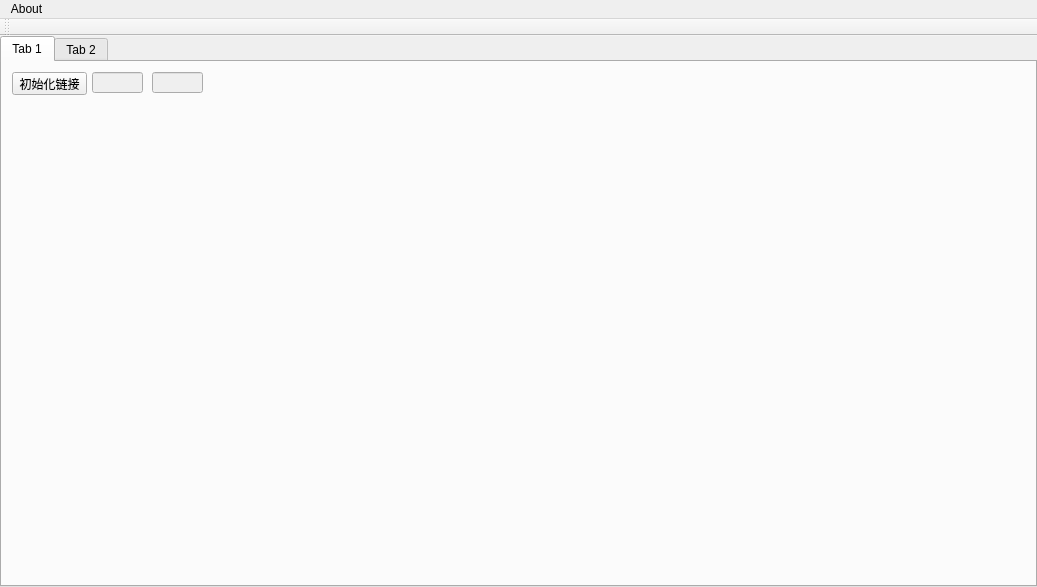
Above: PerimeterConfigAndTest/UsbViewerQt.ui from liuzitong/testProject2 before the change. Below: the same form after it.
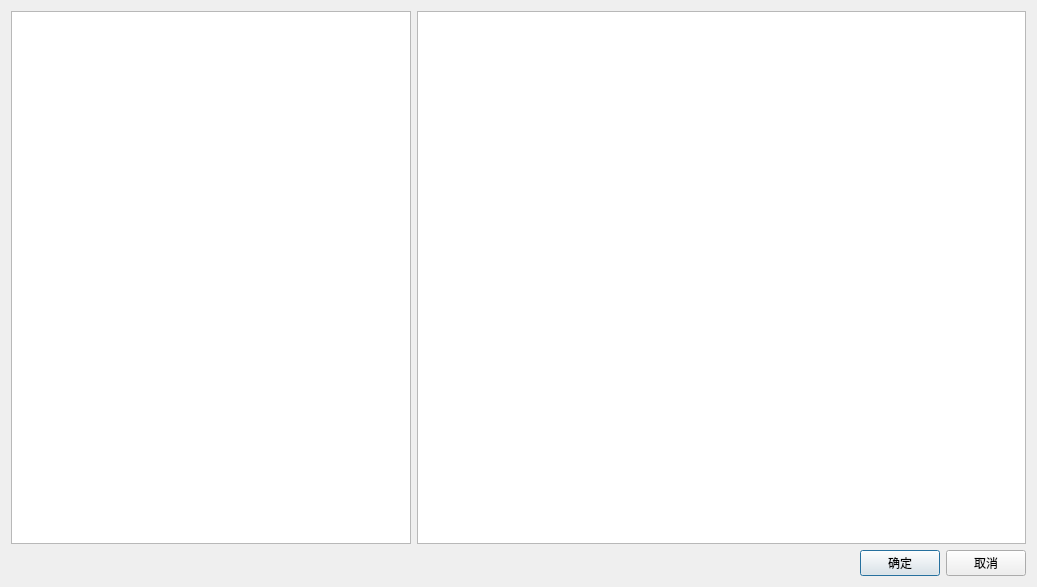
That is the form after the change.

The edit to the form file:
```diff
--- a/PerimeterConfigAndTest/UsbViewerQt.ui
+++ b/PerimeterConfigAndTest/UsbViewerQt.ui
@@ -1,7 +1,7 @@
 <?xml version="1.0" encoding="UTF-8"?>
 <ui version="4.0">
  <class>UsbViewerQtClass</class>
- <widget class="QMainWindow" name="UsbViewerQtClass">
+ <widget class="QDialog" name="UsbViewerQtClass">
   <property name="geometry">
    <rect>
     <x>0</x>
@@ -10,85 +10,8 @@
     <height>587</height>
    </rect>
   </property>
-  <property name="windowTitle">
-   <string>UsbViewerQt</string>
-  </property>
-  <widget class="QWidget" name="centralWidget">
-   <property name="sizePolicy">
-    <sizepolicy hsizetype="MinimumExpanding" vsizetype="Preferred">
-     <horstretch>0</horstretch>
-     <verstretch>0</verstretch>
-    </sizepolicy>
-   </property>
    <layout class="QVBoxLayout" name="verticalLayout">
-    <property name="spacing">
-     <number>0</number>
-    </property>
-    <property name="leftMargin">
-     <number>0</number>
-    </property>
-    <property name="topMargin">
-     <number>0</number>
-    </property>
-    <property name="rightMargin">
-     <number>0</number>
-    </property>
-    <property name="bottomMargin">
-     <number>0</number>
-    </property>
     <item>
-     <widget class="QTabWidget" name="tabWidget">
-      <property name="currentIndex">
-       <number>0</number>
-      </property>
-      <widget class="QWidget" name="tab">
-       <attribute name="title">
-        <string>Tab 1</string>
-       </attribute>
-       <widget class="QPushButton" name="InitDevice">
-        <property name="geometry">
-         <rect>
-          <x>10</x>
-          <y>10</y>
-          <width>75</width>
-          <height>23</height>
-         </rect>
-        </property>
-        <property name="text">
-         <string>初始化链接</string>
-        </property>
-       </widget>
-       <widget class="QLineEdit" name="PID">
-        <property name="enabled">
-         <bool>false</bool>
-        </property>
-        <property name="geometry">
-         <rect>
-          <x>150</x>
-          <y>10</y>
-          <width>51</width>
-          <height>21</height>
-         </rect>
-        </property>
-       </widget>
-       <widget class="QLineEdit" name="VID">
-        <property name="enabled">
-         <bool>false</bool>
-        </property>
-        <property name="geometry">
-         <rect>
-          <x>90</x>
-          <y>10</y>
-          <width>51</width>
-          <height>21</height>
-         </rect>
-        </property>
-       </widget>
-      </widget>
-      <widget class="QWidget" name="tab_2">
-       <attribute name="title">
-        <string>Tab 2</string>
-       </attribute>
        <layout class="QHBoxLayout" name="horizontalLayout_2">
         <item>
          <widget class="QTreeView" name="treeView">
@@ -135,35 +58,42 @@
          </widget>
         </item>
        </layout>
-      </widget>
-     </widget>
-    </item>
-   </layout>
-  </widget>
-  <widget class="QMenuBar" name="menuBar">
-   <property name="geometry">
-    <rect>
-     <x>0</x>
-     <y>0</y>
-     <width>1037</width>
-     <height>23</height>
-    </rect>
-   </property>
-   <widget class="QMenu" name="menuAbout">
-    <property name="title">
-     <string>About</string>
-    </property>
-   </widget>
-   <addaction name="menuAbout"/>
-  </widget>
-  <widget class="QToolBar" name="mainToolBar">
-   <attribute name="toolBarArea">
-    <enum>TopToolBarArea</enum>
-   </attribute>
-   <attribute name="toolBarBreak">
-    <bool>false</bool>
-   </attribute>
-  </widget>
+   </item>
+   <item>
+    <layout class="QHBoxLayout" name="horizontalLayout" stretch="0,0,0">
+     <property name="sizeConstraint">
+      <enum>QLayout::SetMinimumSize</enum>
+     </property>
+     <item>
+      <spacer name="horizontalSpacer">
+       <property name="orientation">
+        <enum>Qt::Horizontal</enum>
+       </property>
+       <property name="sizeHint" stdset="0">
+        <size>
+         <width>40</width>
+         <height>20</height>
+        </size>
+       </property>
+      </spacer>
+     </item>
+     <item>
+      <widget class="QPushButton" name="acceptBtn">
+       <property name="text">
+        <string>确定</string>
+       </property>
+      </widget>
+     </item>
+     <item>
+      <widget class="QPushButton" name="cancelBtn">
+       <property name="text">
+        <string>取消</string>
+       </property>
+      </widget>
+     </item>
+    </layout>
+   </item>
+  </layout>
  </widget>
  <layoutdefault spacing="6" margin="11"/>
  <resources/>
```
Lines whose indentation alone changed are shown as unchanged.
